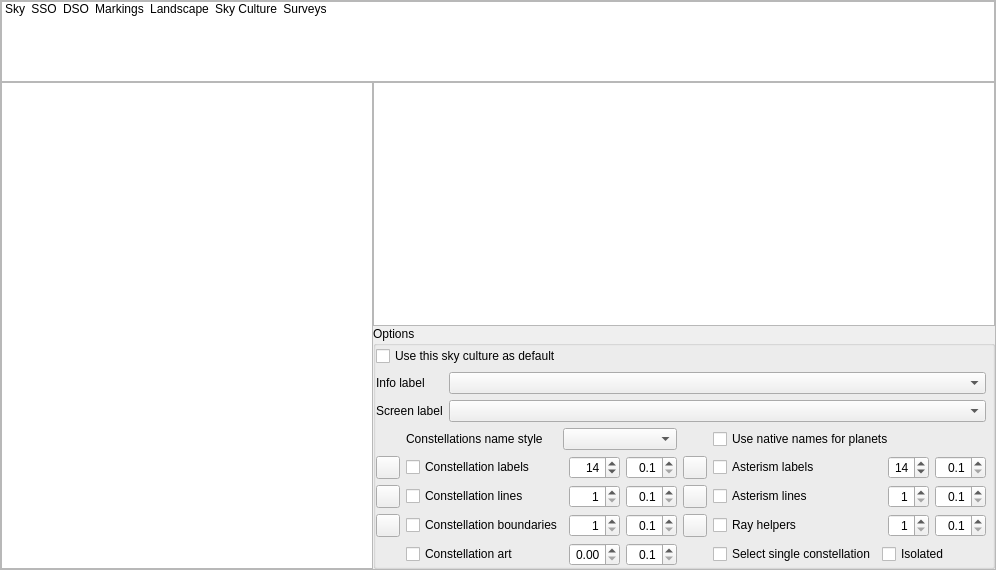
The window that src/gui/viewDialog.ui (HackerX7889/stellarium) describes before a commit, drawn with Qt 5.
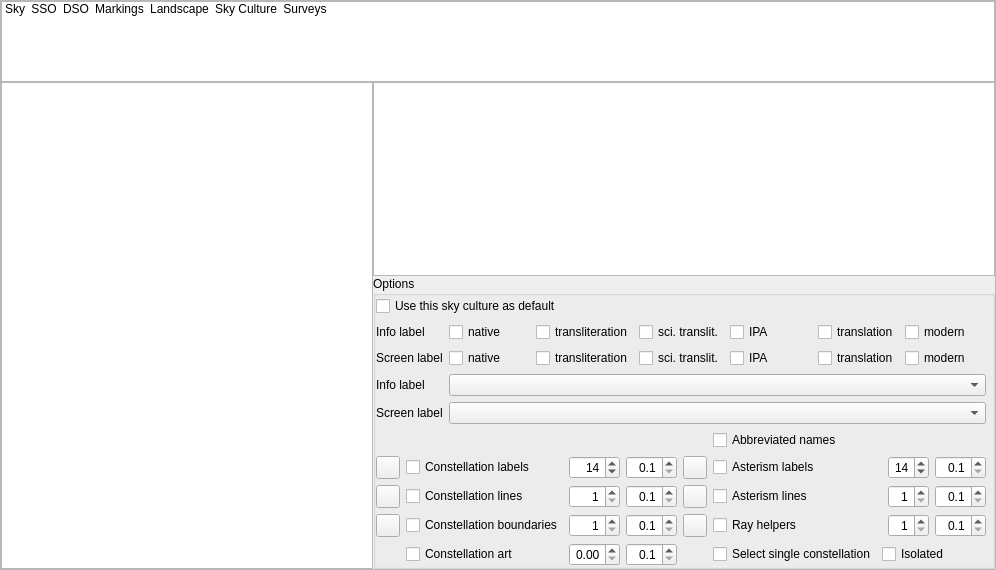
The same window after the commit. The open tabs and pages were chosen to show the change. Icons and pictures are not drawn. Custom widgets are drawn as their Qt base class.

Diff of the .ui file:
```diff
--- a/src/gui/viewDialog.ui
+++ b/src/gui/viewDialog.ui
@@ -4971,7 +4971,14 @@
              <property name="bottomMargin">
               <number>0</number>
              </property>
-             <item row="5" column="0" rowspan="2">
+             <item row="0" column="0" colspan="2">
+              <widget class="QCheckBox" name="useAsDefaultSkyCultureCheckBox">
+               <property name="text">
+                <string>Use this sky culture as default</string>
+               </property>
+              </widget>
+             </item>
+             <item row="7" column="0" rowspan="2">
               <layout class="QGridLayout" name="skyCultureGridLayout">
                <item row="2" column="6" colspan="2">
                 <widget class="QCheckBox" name="showAsterismLinesCheckBox">
@@ -5069,16 +5076,6 @@
                  </property>
                 </widget>
                </item>
-               <item row="0" column="2" colspan="3">
-                <widget class="QComboBox" name="skyCultureNamesStyleComboBox">
-                 <property name="toolTip">
-                  <string>Select if you want names abbreviated, original or translated</string>
-                 </property>
-                 <property name="currentText">
-                  <string/>
-                 </property>
-                </widget>
-               </item>
                <item row="1" column="5">
                 <widget class="ColorButton" name="colorAsterismLabels">
                  <property name="toolTip">
@@ -5264,19 +5261,6 @@
                  </property>
                 </widget>
                </item>
-               <item row="0" column="1">
-                <widget class="QLabel" name="labelConstellationsNameStyle">
-                 <property name="sizePolicy">
-                  <sizepolicy hsizetype="MinimumExpanding" vsizetype="Preferred">
-                   <horstretch>0</horstretch>
-                   <verstretch>0</verstretch>
-                  </sizepolicy>
-                 </property>
-                 <property name="text">
-                  <string>Constellations name style</string>
-                 </property>
-                </widget>
-               </item>
                <item row="1" column="8">
                 <widget class="QSpinBox" name="asterismsFontSizeSpinBox">
                  <property name="toolTip">
@@ -5370,22 +5354,6 @@
                  </property>
                 </widget>
                </item>
-               <item row="0" column="6" colspan="4">
-                <widget class="QCheckBox" name="nativePlanetNamesCheckBox">
-                 <property name="sizePolicy">
-                  <sizepolicy hsizetype="MinimumExpanding" vsizetype="Fixed">
-                   <horstretch>0</horstretch>
-                   <verstretch>0</verstretch>
-                  </sizepolicy>
-                 </property>
-                 <property name="toolTip">
-                  <string>Use native names for planets from current culture</string>
-                 </property>
-                 <property name="text">
-                  <string>Use native names for planets</string>
-                 </property>
-                </widget>
-               </item>
                <item row="2" column="9">
                 <widget class="QDoubleSpinBox" name="asterismLinesFadeDurationDoubleSpinBox">
                  <property name="toolTip">
@@ -5440,9 +5408,16 @@
                  </property>
                 </widget>
                </item>
+               <item row="0" column="6">
+                <widget class="QCheckBox" name="abbreviatedNamesCheckBox">
+                 <property name="text">
+                  <string>Abbreviated names</string>
+                 </property>
+                </widget>
+               </item>
               </layout>
              </item>
-             <item row="3" column="0">
+             <item row="5" column="0">
               <layout class="QGridLayout" name="gridLayout_LabelStyle">
                <item row="0" column="0">
                 <widget class="QLabel" name="labelInfoLabel">
@@ -5498,12 +5473,179 @@
                </item>
               </layout>
              </item>
-             <item row="0" column="0" colspan="2">
-              <widget class="QCheckBox" name="useAsDefaultSkyCultureCheckBox">
-               <property name="text">
-                <string>Use this sky culture as default</string>
-               </property>
-              </widget>
+             <item row="3" column="0">
+              <layout class="QGridLayout" name="gridLayout_CulturalLabeling">
+               <item row="1" column="1">
+                <widget class="QCheckBox" name="infoLabelNativeCheckBox">
+                 <property name="sizePolicy">
+                  <sizepolicy hsizetype="MinimumExpanding" vsizetype="Fixed">
+                   <horstretch>0</horstretch>
+                   <verstretch>0</verstretch>
+                  </sizepolicy>
+                 </property>
+                 <property name="text">
+                  <string>native</string>
+                 </property>
+                </widget>
+               </item>
+               <item row="1" column="6">
+                <widget class="QCheckBox" name="infoLabelModernCheckBox">
+                 <property name="sizePolicy">
+                  <sizepolicy hsizetype="MinimumExpanding" vsizetype="Fixed">
+                   <horstretch>0</horstretch>
+                   <verstretch>0</verstretch>
+                  </sizepolicy>
+                 </property>
+                 <property name="text">
+                  <string>modern</string>
+                 </property>
+                </widget>
+               </item>
+               <item row="1" column="0">
+                <widget class="QLabel" name="labelInfoLabel2">
+                 <property name="text">
+                  <string>Info label</string>
+                 </property>
+                </widget>
+               </item>
+               <item row="2" column="5">
+                <widget class="QCheckBox" name="screenLabelTranslationCheckBox">
+                 <property name="sizePolicy">
+                  <sizepolicy hsizetype="MinimumExpanding" vsizetype="Fixed">
+                   <horstretch>0</horstretch>
+                   <verstretch>0</verstretch>
+                  </sizepolicy>
+                 </property>
+                 <property name="text">
+                  <string>translation</string>
+                 </property>
+                </widget>
+               </item>
+               <item row="1" column="2">
+                <widget class="QCheckBox" name="infoLabelPronounceCheckBox">
+                 <property name="sizePolicy">
+                  <sizepolicy hsizetype="MinimumExpanding" vsizetype="Fixed">
+                   <horstretch>0</horstretch>
+                   <verstretch>0</verstretch>
+                  </sizepolicy>
+                 </property>
+                 <property name="text">
+                  <string>transliteration</string>
+                 </property>
+                </widget>
+               </item>
+               <item row="2" column="6">
+                <widget class="QCheckBox" name="screenLabelModernCheckBox">
+                 <property name="sizePolicy">
+                  <sizepolicy hsizetype="MinimumExpanding" vsizetype="Fixed">
+                   <horstretch>0</horstretch>
+                   <verstretch>0</verstretch>
+                  </sizepolicy>
+                 </property>
+                 <property name="text">
+                  <string>modern</string>
+                 </property>
+                </widget>
+               </item>
+               <item row="1" column="3">
+                <widget class="QCheckBox" name="infoLabelTransliterationCheckBox">
+                 <property name="sizePolicy">
+                  <sizepolicy hsizetype="MinimumExpanding" vsizetype="Fixed">
+                   <horstretch>0</horstretch>
+                   <verstretch>0</verstretch>
+                  </sizepolicy>
+                 </property>
+                 <property name="text">
+                  <string>sci. translit.</string>
+                 </property>
+                </widget>
+               </item>
+               <item row="2" column="0">
+                <widget class="QLabel" name="labelScreenLabel2">
+                 <property name="text">
+                  <string>Screen label</string>
+                 </property>
+                </widget>
+               </item>
+               <item row="2" column="2">
+                <widget class="QCheckBox" name="screenLabelPronounceCheckBox">
+                 <property name="sizePolicy">
+                  <sizepolicy hsizetype="MinimumExpanding" vsizetype="Fixed">
+                   <horstretch>0</horstretch>
+                   <verstretch>0</verstretch>
+                  </sizepolicy>
+                 </property>
+                 <property name="text">
+                  <string>transliteration</string>
+                 </property>
+                </widget>
+               </item>
+               <item row="2" column="3">
+                <widget class="QCheckBox" name="screenLabelTransliterationCheckBox">
+                 <property name="sizePolicy">
+                  <sizepolicy hsizetype="MinimumExpanding" vsizetype="Fixed">
+                   <horstretch>0</horstretch>
+                   <verstretch>0</verstretch>
+                  </sizepolicy>
+                 </property>
+                 <property name="text">
+                  <string>sci. translit.</string>
+                 </property>
+                </widget>
+               </item>
+               <item row="2" column="1">
+                <widget class="QCheckBox" name="screenLabelNativeCheckBox">
+                 <property name="sizePolicy">
+                  <sizepolicy hsizetype="MinimumExpanding" vsizetype="Fixed">
+                   <horstretch>0</horstretch>
+                   <verstretch>0</verstretch>
+                  </sizepolicy>
+                 </property>
+                 <property name="text">
+                  <string>native</string>
+                 </property>
+                </widget>
+               </item>
+               <item row="1" column="5">
+                <widget class="QCheckBox" name="infoLabelTranslationCheckBox">
+                 <property name="sizePolicy">
+                  <sizepolicy hsizetype="MinimumExpanding" vsizetype="Fixed">
+                   <horstretch>0</horstretch>
+                   <verstretch>0</verstretch>
+                  </sizepolicy>
+                 </property>
+                 <property name="text">
+                  <string>translation</string>
+                 </property>
+                </widget>
+               </item>
+               <item row="1" column="4">
+                <widget class="QCheckBox" name="infoLabelIPACheckBox">
+                 <property name="sizePolicy">
+                  <sizepolicy hsizetype="MinimumExpanding" vsizetype="Fixed">
+                   <horstretch>0</horstretch>
+                   <verstretch>0</verstretch>
+                  </sizepolicy>
+                 </property>
+                 <property name="text">
+                  <string>IPA</string>
+                 </property>
+                </widget>
+               </item>
+               <item row="2" column="4">
+                <widget class="QCheckBox" name="screenLabelIPACheckBox">
+                 <property name="sizePolicy">
+                  <sizepolicy hsizetype="MinimumExpanding" vsizetype="Fixed">
+                   <horstretch>0</horstretch>
+                   <verstretch>0</verstretch>
+                  </sizepolicy>
+                 </property>
+                 <property name="text">
+                  <string>IPA</string>
+                 </property>
+                </widget>
+               </item>
+              </layout>
              </item>
             </layout>
            </widget>
```
Left out of the diff: 2 changed lines with no effect on the pictures.
